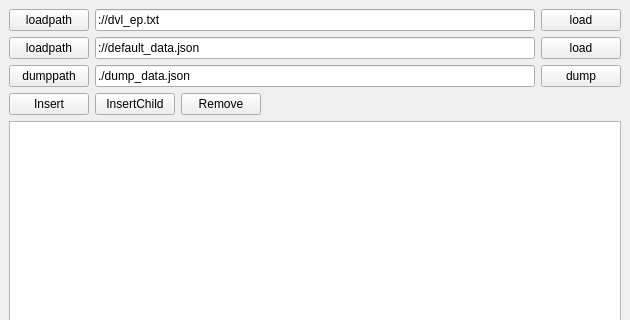
The window that mainwindow.ui (MSergeyS/cpp-qt-json-and-treeview) describes before a commit, drawn with Qt 5; both pictures show x 0 to 630 and y 0 to 320 of the 630 by 467 pixel window.
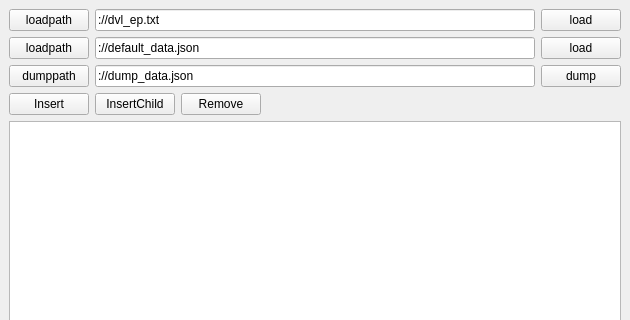
The same window after the commit.

Commit message: не работает dump в json

What changed in the file:
```diff
--- a/mainwindow.ui
+++ b/mainwindow.ui
@@ -77,7 +77,7 @@
       <item>
        <widget class="QLineEdit" name="editDumpPath">
         <property name="text">
-         <string>./dump_data.json</string>
+         <string>://dump_data.json</string>
         </property>
        </widget>
       </item>
```
Left out of the diff: 10 changed lines with no effect on the pictures. The commit also changes 7 other files.
